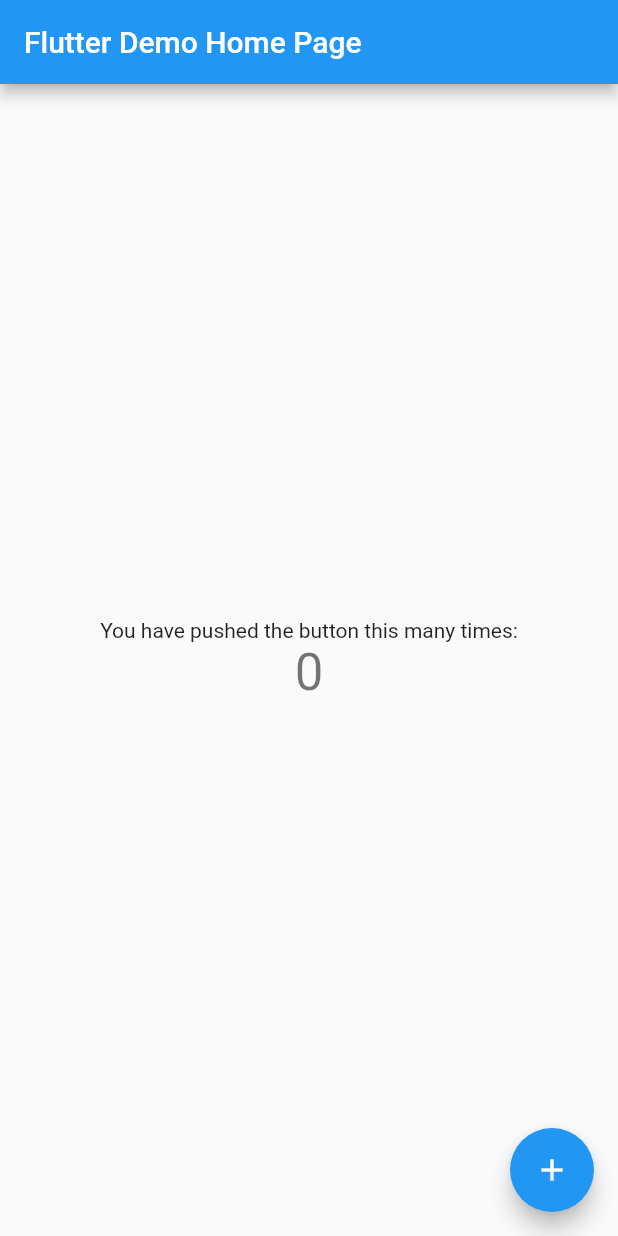
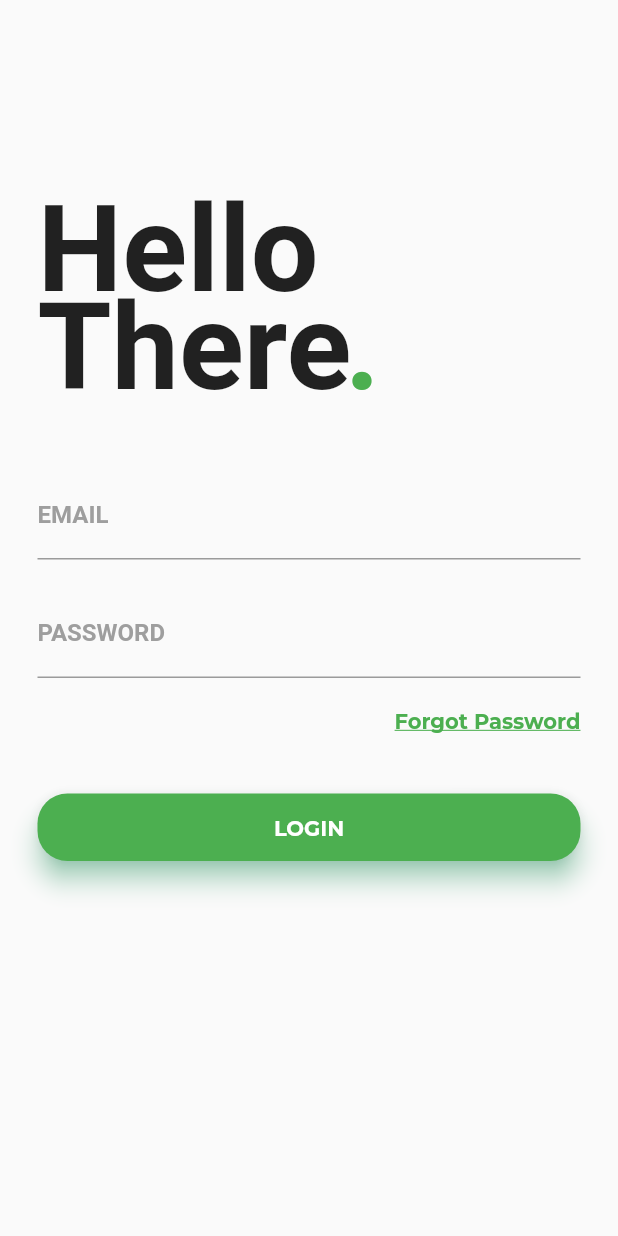
Before and after one commit to Harshithhk/Security_Systems_MP, a Flutter app: the screen it shows after launch, on a phone screen of 412 x 824 dp. Run offline on Flutter 3.47's test engine with Material 2 defaults, Android fonts, the phone set to English and light mode, and no system bars; Roboto replaces fonts that are missing (Monsterrat).

Commit message:
features: added login page

```diff
--- a/application_source/lib/main.dart
+++ b/application_source/lib/main.dart
@@ -1,4 +1,5 @@
 import 'package:flutter/material.dart';
+import 'signup.dart';
 
 void main() {
   runApp(MyApp());
@@ -10,22 +11,10 @@ class MyApp extends StatelessWidget {
   Widget build(BuildContext context) {
     return MaterialApp(
       title: 'Flutter Demo',
-      theme: ThemeData(
-        // This is the theme of your application.
-        //
-        // Try running your application with "flutter run". You'll see the
-        // application has a blue toolbar. Then, without quitting the app, try
-        // changing the primarySwatch below to Colors.green and then invoke
-        // "hot reload" (press "r" in the console where you ran "flutter run",
-        // or simply save your changes to "hot reload" in a Flutter IDE).
-        // Notice that the counter didn't reset back to zero; the application
-        // is not restarted.
-        primarySwatch: Colors.blue,
-        // This makes the visual density adapt to the platform that you run
-        // the app on. For desktop platforms, the controls will be smaller and
-        // closer together (more dense) than on mobile platforms.
-        visualDensity: VisualDensity.adaptivePlatformDensity,
-      ),
+      debugShowCheckedModeBanner: false,
+      routes: <String, WidgetBuilder>{
+        '/signup': (BuildContext context) => new SignupPage()
+      },
       home: MyHomePage(title: 'Flutter Demo Home Page'),
     );
   }
@@ -34,15 +23,6 @@ class MyApp extends StatelessWidget {
 class MyHomePage extends StatefulWidget {
   MyHomePage({Key key, this.title}) : super(key: key);
 
-  // This widget is the home page of your application. It is stateful, meaning
-  // that it has a State object (defined below) that contains fields that affect
-  // how it looks.
-
-  // This class is the configuration for the state. It holds the values (in this
-  // case the title) provided by the parent (in this case the App widget) and
-  // used by the build method of the State. Fields in a Widget subclass are
-  // always marked "final".
-
   final String title;
 
   @override
@@ -50,68 +30,118 @@ class MyHomePage extends StatefulWidget {
 }
 
 class _MyHomePageState extends State<MyHomePage> {
-  int _counter = 0;
-
-  void _incrementCounter() {
-    setState(() {
-      // This call to setState tells the Flutter framework that something has
-      // changed in this State, which causes it to rerun the build method below
-      // so that the display can reflect the updated values. If we changed
-      // _counter without calling setState(), then the build method would not be
-      // called again, and so nothing would appear to happen.
-      _counter++;
-    });
-  }
-
   @override
   Widget build(BuildContext context) {
-    // This method is rerun every time setState is called, for instance as done
-    // by the _incrementCounter method above.
-    //
-    // The Flutter framework has been optimized to make rerunning build methods
-    // fast, so that you can just rebuild anything that needs updating rather
-    // than having to individually change instances of widgets.
     return Scaffold(
-      appBar: AppBar(
-        // Here we take the value from the MyHomePage object that was created by
-        // the App.build method, and use it to set our appbar title.
-        title: Text(widget.title),
+      resizeToAvoidBottomPadding: false,
+      body: Column(
+        crossAxisAlignment: CrossAxisAlignment.start,
+        children: [
+          Container(
+            padding: EdgeInsets.fromLTRB(10.0, 10.0, 0.0, 0.0),
+            child: Stack(
+              children: [
+                Container(
+                  padding: EdgeInsets.fromLTRB(15.0, 110.0, 0.0, 0.0),
+                  child: Text('Hello',
+                      style: TextStyle(
+                          fontSize: 80.0, fontWeight: FontWeight.bold)),
+                ),
+                Container(
+                  padding: EdgeInsets.fromLTRB(15.0, 175.0, 0.0, 0.0),
+                  child: Text('There',
+                      style: TextStyle(
+                          fontSize: 80.0, fontWeight: FontWeight.bold)),
+                ),
+                Container(
+                  padding: EdgeInsets.fromLTRB(220.0, 175.0, 0.0, 0.0),
+                  child: Text('.',
+                      style: TextStyle(
+                          fontSize: 80.0,
+                          fontWeight: FontWeight.bold,
+                          color: Colors.green)),
+                ),
+              ],
+            ),
+          ),
+          Container(
+            padding: EdgeInsets.only(top: 35.0, left: 25.0, right: 25.0),
+            child: Column(
+              children: [
+                TextField(
+                  decoration: InputDecoration(
+                    labelText: 'EMAIL',
+                    labelStyle: TextStyle(
+                      fontFamily: 'Monsterrat',
+                      fontWeight: FontWeight.bold,
+                      color: Colors.grey,
+                    ),
+                    focusedBorder: UnderlineInputBorder(
+                      borderSide: BorderSide(color: Colors.green),
+                    ),
+                  ),
+                ),
+                SizedBox(
+                  height: 20.0,
+                ),
+                TextField(
+                  decoration: InputDecoration(
+                    labelText: 'PASSWORD',
+                    labelStyle: TextStyle(
+                      fontFamily: 'Monsterrat',
+                      fontWeight: FontWeight.bold,
+                      color: Colors.grey,
+                    ),
+                    focusedBorder: UnderlineInputBorder(
+                      borderSide: BorderSide(color: Colors.green),
+                    ),
+                  ),
+                  obscureText: true,
+                ),
+                SizedBox(height: 5.0),
+                Container(
+                  alignment: Alignment(1.0, 0.0),
+                  padding: EdgeInsets.only(top: 15.0, left: 20.0),
+                  child: InkWell(
+                    child: Text(
+                      'Forgot Password',
+                      style: TextStyle(
+                        color: Colors.green,
+                        fontWeight: FontWeight.bold,
+                        fontFamily: 'Montserrat',
+                        decoration: TextDecoration.underline,
+                      ),
+                    ),
+                  ),
+                ),
+                SizedBox(height: 40.0),
+                Container(
+                  height: 45.0,
+                  child: Material(
+                      borderRadius: BorderRadius.circular(20.0),
+                      shadowColor: Colors.greenAccent,
+                      color: Colors.green,
+                      elevation: 7.0,
+                      child: GestureDetector(
+                        onTap: () {
+                          Navigator.of(context).pushNamed('/signup');
+                        },
+                        child: Center(
+                          child: Text(
+                            'LOGIN',
+                            style: TextStyle(
+                                color: Colors.white,
+                                fontWeight: FontWeight.bold,
+                                fontFamily: 'Montserrat'),
+                          ),
+                        ),
+                      )),
+                ),
+              ],
+            ),
+          )
+        ],
       ),
-      body: Center(
-        // Center is a layout widget. It takes a single child and positions it
-        // in the middle of the parent.
-        child: Column(
-          // Column is also a layout widget. It takes a list of children and
-          // arranges them vertically. By default, it sizes itself to fit its
-          // children horizontally, and tries to be as tall as its parent.
-          //
-          // Invoke "debug painting" (press "p" in the console, choose the
-          // "Toggle Debug Paint" action from the Flutter Inspector in Android
-          // Studio, or the "Toggle Debug Paint" command in Visual Studio Code)
-          // to see the wireframe for each widget.
-          //
-          // Column has various properties to control how it sizes itself and
-          // how it positions its children. Here we use mainAxisAlignment to
-          // center the children vertically; the main axis here is the vertical
-          // axis because Columns are vertical (the cross axis would be
-          // horizontal).
-          mainAxisAlignment: MainAxisAlignment.center,
-          children: <Widget>[
-            Text(
-              'You have pushed the button this many times:',
-            ),
-            Text(
-              '$_counter',
-              style: Theme.of(context).textTheme.headline4,
-            ),
-          ],
-        ),
-      ),
-      floatingActionButton: FloatingActionButton(
-        onPressed: _incrementCounter,
-        tooltip: 'Increment',
-        child: Icon(Icons.add),
-      ), // This trailing comma makes auto-formatting nicer for build methods.
     );
   }
 }
--- /dev/null
+++ b/application_source/lib/signup.dart
@@ -0,0 +1,8 @@
+import 'package:flutter/material.dart';
+
+class SignupPage extends StatelessWidget {
+  @override
+  Widget build(BuildContext context) {
+    return Container();
+  }
+}
```
Also changed, not shown: application_source/pubspec.yaml (+7 -8 lines), 3 other files.
